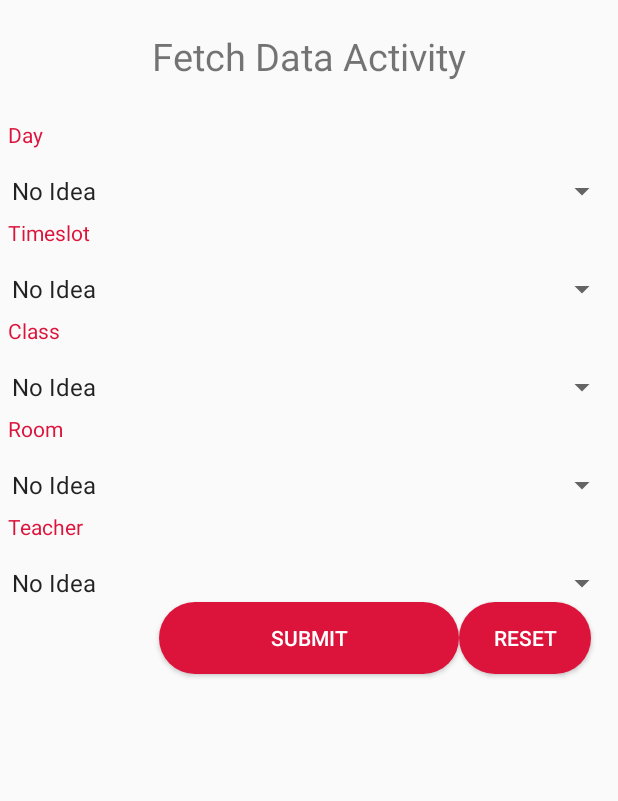
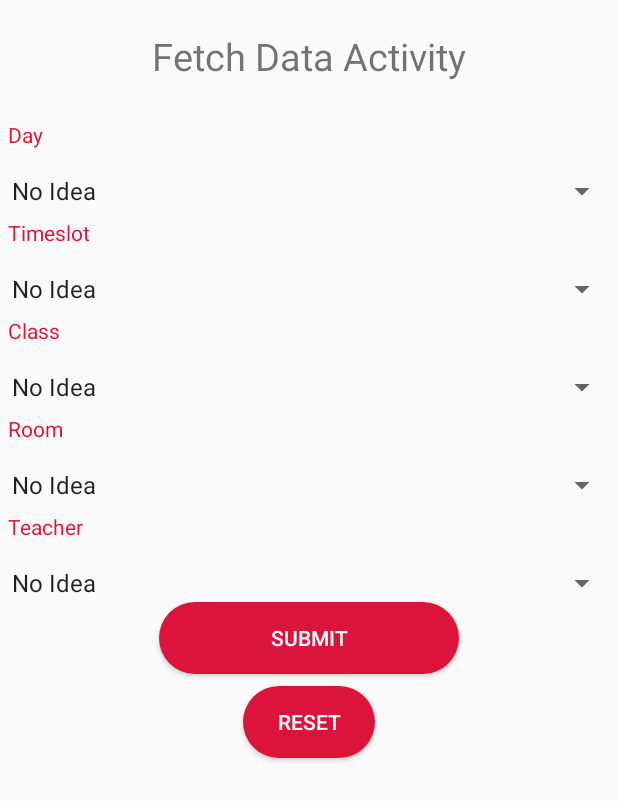
Before and after one commit to CollegeProjectMait/ProjectMait, an Android app: the screen it shows after launch (FetchData), on a phone screen of 412 x 824 dp. Shown: the top 801 px of the screen. Run offline under Robolectric (Android 15) with nearby library versions, the phone set to English and light mode, and no system bars; our stand-ins replace Firebase (no records; nobody signed in at launch, a user with empty details on screens opened directly).

Commit message:
Reset Button

```diff
--- a/app/src/main/res/layout/activity_fetch_data.xml
+++ b/app/src/main/res/layout/activity_fetch_data.xml
@@ -129,16 +129,18 @@
         android:background="@drawable/button_design"
         android:text="Submit"
         android:textColor="@android:color/white" />
+
     <Button
         android:id="@+id/reset"
         android:layout_width="wrap_content"
         android:layout_height="wrap_content"
-        android:layout_toEndOf="@+id/submit"
+        android:layout_below="@+id/submit"
+        android:layout_marginTop="8dp"
+        android:layout_centerHorizontal="true"
+        android:background="@drawable/button_design"
+        android:onClick="reset"
         android:text="RESET"
-        android:background="@drawable/button_design"
-        android:textColor="@android:color/white"
-        android:layout_below="@+id/teacherspinner"
-        android:onClick="reset"/>
+        android:textColor="@android:color/white" />
 
     <TextView
         android:layout_marginTop="24dp"
@@ -148,6 +150,6 @@
         android:id="@+id/text"
         android:textSize="20sp"
         android:paddingLeft="10dp"
-        android:layout_below="@+id/submit"/>
+        android:layout_below="@+id/reset"/>
 </RelativeLayout>
 </ScrollView>
```
